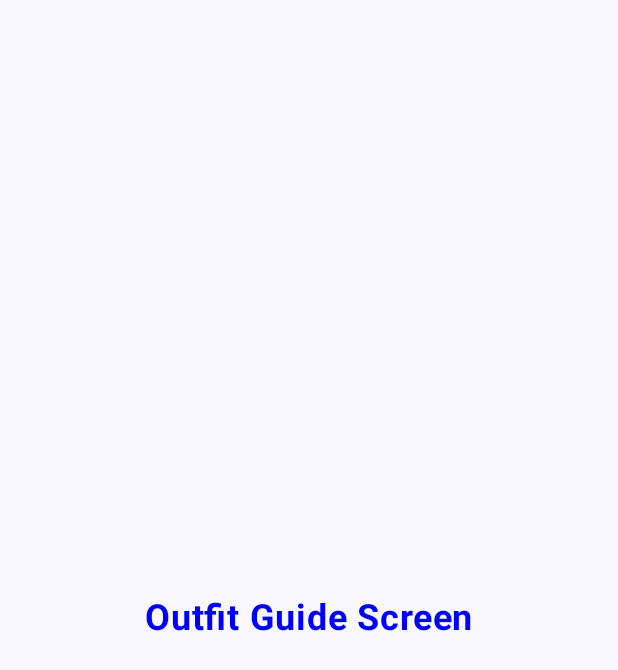
After one commit to Mobile-Development-Project-Group-14/ChillMate, an Android app built with Jetpack Compose: the OutfitGuideScreen screen opened through its navigation route, on a phone screen of 412 x 824 dp. The commit adds this screen. Shown: the top 670 px of the screen. Run offline under Robolectric (Android 15) with nearby library versions, the phone set to English and light mode, and no system bars.

Commit message:
Initialize What to do and Outfit guide pages with page navigation

```diff
--- a/app/build.gradle.kts
+++ b/app/build.gradle.kts
@@ -53,6 +53,9 @@ dependencies {
     implementation(libs.androidx.lifecycle.runtime.ktx.v261)
     implementation(libs.retrofit)
     implementation(libs.converter.gson)
+    implementation(libs.play.services.location)
+    implementation(libs.androidx.navigation.runtime.android)
+    implementation(libs.androidx.navigation.compose)
     testImplementation(libs.junit)
     androidTestImplementation(libs.androidx.junit)
     androidTestImplementation(libs.androidx.espresso.core)
--- a/app/src/main/AndroidManifest.xml
+++ b/app/src/main/AndroidManifest.xml
@@ -2,6 +2,8 @@
 <manifest xmlns:android="http://schemas.android.com/apk/res/android"
     xmlns:tools="http://schemas.android.com/tools">
     <uses-permission android:name="android.permission.INTERNET" />
+    <uses-permission android:name="android.permission.ACCESS_COARSE_LOCATION" />
+    <uses-permission android:name="android.permission.ACCESS_FINE_LOCATION" />
 
     <application
         android:allowBackup="true"
--- a/app/src/main/java/com/example/chillmate/ui/MainActivity.kt
+++ b/app/src/main/java/com/example/chillmate/ui/MainActivity.kt
@@ -15,8 +15,13 @@ import androidx.compose.material3.Text
 import androidx.compose.runtime.Composable
 import androidx.compose.ui.Alignment
 import androidx.compose.ui.Modifier
-import com.example.chillmate.ui.screens.WeatherScreen
+import androidx.navigation.compose.NavHost
+import androidx.navigation.compose.composable
+import androidx.navigation.compose.rememberNavController
+import com.example.chillmate.ui.screens.HomeScreen
 import com.example.chillmate.ui.theme.ChillMateTheme
+import com.example.chillmate.ui.screens.OutfitGuideScreen
+import com.example.chillmate.ui.screens.TodayActivityScreen
 
 class MainActivity : ComponentActivity() {
     override fun onCreate(savedInstanceState: Bundle?) {
@@ -25,9 +30,29 @@ class MainActivity : ComponentActivity() {
         setContent {
             ChillMateTheme {
                 Surface(modifier = Modifier.fillMaxSize()) {
-                    WeatherScreen()
+                    ChillMate()
                 }
             }
+        }
+    }
+}
+
+@Composable
+fun ChillMate() {
+    val navController = rememberNavController()
+
+    NavHost(
+        navController = navController,
+        startDestination = "home"
+    ) {
+        composable("home") {
+            HomeScreen(navController = navController)
+        }
+        composable("outfitGuide") {
+            OutfitGuideScreen()
+        }
+        composable("todayActivity") {
+            TodayActivityScreen()
         }
     }
 }
--- /dev/null
+++ b/app/src/main/java/com/example/chillmate/ui/screens/OutfitGuideScreen.kt
@@ -0,0 +1,26 @@
+package com.example.chillmate.ui.screens
+
+import androidx.compose.foundation.layout.Box
+import androidx.compose.foundation.layout.fillMaxSize
+import androidx.compose.material3.Text
+import androidx.compose.runtime.Composable
+import androidx.compose.ui.Alignment
+import androidx.compose.ui.Modifier
+import androidx.compose.ui.graphics.Color
+import androidx.compose.ui.text.font.FontWeight
+import androidx.compose.ui.unit.sp
+
+@Composable
+fun OutfitGuideScreen(modifier: Modifier = Modifier) {
+    Box(
+        modifier = Modifier.fillMaxSize(),
+        contentAlignment = Alignment.Center // Center the content
+    ) {
+        Text(
+            text = "Outfit Guide Screen",
+            color = Color.Blue, // Set text color to blue
+            fontSize = 24.sp,
+            fontWeight = FontWeight.Bold // Optional: Make text bold
+        )
+    }
+}
--- a/app/src/main/java/com/example/chillmate/viewmodel/WeatherViewMode.kt
+++ b/app/src/main/java/com/example/chillmate/viewmodel/WeatherViewMode.kt
@@ -10,8 +10,8 @@ import kotlinx.coroutines.launch
 
 sealed interface WeatherUiState {
     data class Success(val data: WeatherData) : WeatherUiState
-    object Error : WeatherUiState
-    object Loading : WeatherUiState
+    data object Error : WeatherUiState
+    data object Loading : WeatherUiState
 }
 
 class WeatherViewModel : ViewModel() {
--- a/gradle/libs.versions.toml
+++ b/gradle/libs.versions.toml
@@ -10,7 +10,10 @@ lifecycleRuntimeKtx = "2.8.7"
 activityCompose = "1.10.1"
 composeBom = "2024.09.00"
 lifecycleRuntimeKtxVersion = "2.6.1"
+playServicesLocation = "21.3.0"
 retrofit = "2.9.0"
+navigationRuntimeAndroid = "2.9.0-alpha08"
+navigationCompose = "2.8.9"
 
 [libraries]
 androidx-core-ktx = { group = "androidx.core", name = "core-ktx", version.ref = "coreKtx" }
@@ -30,7 +33,10 @@ androidx-ui-tooling-preview = { group = "androidx.compose.ui", name = "ui-toolin
 androidx-ui-test-manifest = { group = "androidx.compose.ui", name = "ui-test-manifest" }
 androidx-ui-test-junit4 = { group = "androidx.compose.ui", name = "ui-test-junit4" }
 androidx-material3 = { group = "androidx.compose.material3", name = "material3" }
+play-services-location = { module = "com.google.android.gms:play-services-location", version.ref = "playServicesLocation" }
 retrofit = { module = "com.squareup.retrofit2:retrofit", version.ref = "retrofit" }
+androidx-navigation-runtime-android = { group = "androidx.navigation", name = "navigation-runtime-android", version.ref = "navigationRuntimeAndroid" }
+androidx-navigation-compose = { group = "androidx.navigation", name = "navigation-compose", version.ref = "navigationCompose" }
 
 [plugins]
 android-application = { id = "com.android.application", version.ref = "agp" }
```
Also changed, not shown: app/src/main/java/com/example/chillmate/ui/screens/HomeScreen.kt (renamed from app/src/main/java/com/example/chillmate/ui/screens/WeatherScreen.kt, +43 -4 lines), app/src/main/java/com/example/chillmate/ui/screens/TodayActivityScreen.kt (added, +26 -0 lines).
